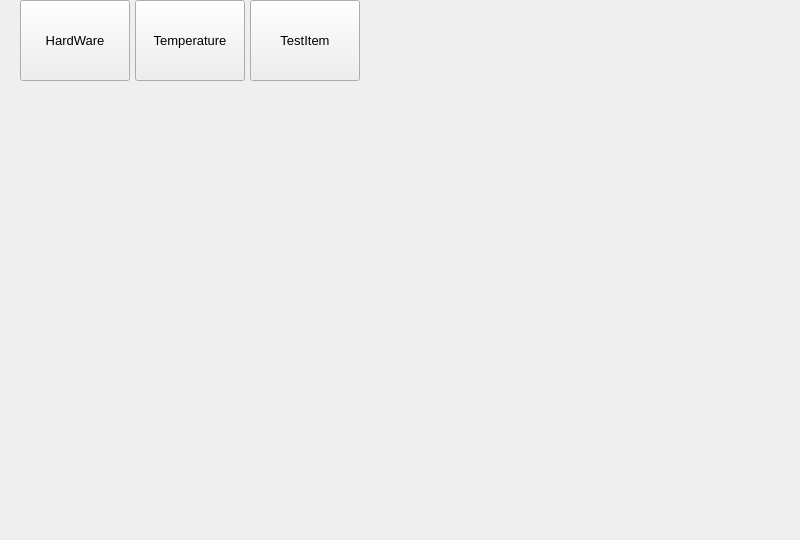
BurnellLiu/LiuProject, file BLHardwareScaner/BLHardwareScaner/Ui/Main.ui: the form before one commit.
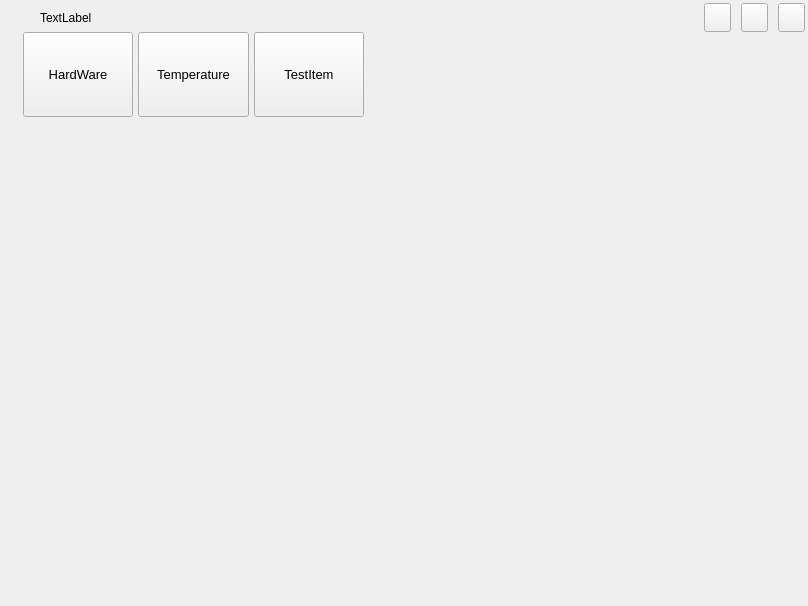
The form after the commit.

What changed in the file:
```diff
--- a/BLHardwareScaner/BLHardwareScaner/Ui/Main.ui
+++ b/BLHardwareScaner/BLHardwareScaner/Ui/Main.ui
@@ -1,29 +1,42 @@
 <?xml version="1.0" encoding="UTF-8"?>
 <ui version="4.0">
  <class>MainForm</class>
- <widget class="QMainWindow" name="MainForm">
+ <widget class="QWidget" name="MainForm">
   <property name="geometry">
    <rect>
     <x>0</x>
     <y>0</y>
-    <width>800</width>
-    <height>540</height>
+    <width>808</width>
+    <height>606</height>
    </rect>
   </property>
-  <property name="font">
-   <font>
-    <family>Microsoft YaHei UI</family>
-    <pointsize>10</pointsize>
-   </font>
-  </property>
   <property name="windowTitle">
    <string>BLHardwareScaner</string>
   </property>
-  <property name="styleSheet">
-   <string notr="true"/>
-  </property>
-  <widget class="QWidget" name="centralWidget">
-   <layout class="QVBoxLayout" name="verticalLayout_2">
+  <layout class="QHBoxLayout" name="horizontalLayout">
+   <property name="margin">
+    <number>0</number>
+   </property>
+   <item>
+    <widget class="QWidget" name="mainWidget" native="true">
+     <property name="sizePolicy">
+      <sizepolicy hsizetype="Expanding" vsizetype="Expanding">
+       <horstretch>0</horstretch>
+       <verstretch>0</verstretch>
+      </sizepolicy>
+     </property>
+     <property name="minimumSize">
+      <size>
+       <width>808</width>
+       <height>606</height>
+      </size>
+     </property>
+     <layout class="QHBoxLayout" name="horizontalLayout_4">
+      <property name="margin">
+       <number>3</number>
+      </property>
+      <item>
+       <layout class="QVBoxLayout" name="verticalLayout" stretch="1,3,17">
     <property name="spacing">
      <number>0</number>
     </property>
@@ -31,12 +44,116 @@
      <number>0</number>
     </property>
     <item>
-     <layout class="QVBoxLayout" name="verticalLayout" stretch="3,17">
+         <layout class="QHBoxLayout" name="horizontalLayout_3" stretch="1,12,12,1,1,1">
       <property name="spacing">
-       <number>0</number>
+           <number>10</number>
       </property>
       <item>
-       <layout class="QHBoxLayout" name="horizontalLayout" stretch="1,1,1,4">
+           <widget class="QLabel" name="labelIcon">
+            <property name="minimumSize">
+             <size>
+              <width>10</width>
+              <height>0</height>
+             </size>
+            </property>
+            <property name="text">
+             <string/>
+            </property>
+           </widget>
+          </item>
+          <item>
+           <widget class="QLabel" name="labelTitle">
+            <property name="font">
+             <font>
+              <family>Microsoft YaHei UI</family>
+              <pointsize>9</pointsize>
+             </font>
+            </property>
+            <property name="text">
+             <string>TextLabel</string>
+            </property>
+           </widget>
+          </item>
+          <item>
+           <widget class="QLabel" name="labelUpdate">
+            <property name="font">
+             <font>
+              <family>Microsoft YaHei UI</family>
+              <pointsize>9</pointsize>
+             </font>
+            </property>
+            <property name="text">
+             <string/>
+            </property>
+            <property name="alignment">
+             <set>Qt::AlignRight|Qt::AlignTrailing|Qt::AlignVCenter</set>
+            </property>
+           </widget>
+          </item>
+          <item>
+           <widget class="QPushButton" name="pushButtonUpdate">
+            <property name="enabled">
+             <bool>true</bool>
+            </property>
+            <property name="sizePolicy">
+             <sizepolicy hsizetype="Expanding" vsizetype="Expanding">
+              <horstretch>0</horstretch>
+              <verstretch>0</verstretch>
+             </sizepolicy>
+            </property>
+            <property name="minimumSize">
+             <size>
+              <width>10</width>
+              <height>0</height>
+             </size>
+            </property>
+            <property name="text">
+             <string/>
+            </property>
+           </widget>
+          </item>
+          <item>
+           <widget class="QPushButton" name="pushButtonMin">
+            <property name="sizePolicy">
+             <sizepolicy hsizetype="Expanding" vsizetype="Expanding">
+              <horstretch>0</horstretch>
+              <verstretch>0</verstretch>
+             </sizepolicy>
+            </property>
+            <property name="minimumSize">
+             <size>
+              <width>10</width>
+              <height>0</height>
+             </size>
+            </property>
+            <property name="text">
+             <string/>
+            </property>
+           </widget>
+          </item>
+          <item>
+           <widget class="QPushButton" name="pushButtonClose">
+            <property name="sizePolicy">
+             <sizepolicy hsizetype="Expanding" vsizetype="Expanding">
+              <horstretch>0</horstretch>
+              <verstretch>0</verstretch>
+             </sizepolicy>
+            </property>
+            <property name="minimumSize">
+             <size>
+              <width>10</width>
+              <height>0</height>
+             </size>
+            </property>
+            <property name="text">
+             <string/>
+            </property>
+           </widget>
+          </item>
+         </layout>
+        </item>
+        <item>
+         <layout class="QHBoxLayout" name="horizontalLayout_2" stretch="1,1,1,4">
         <property name="spacing">
          <number>5</number>
         </property>
@@ -146,8 +263,8 @@
         </property>
         <property name="minimumSize">
          <size>
-          <width>798</width>
-          <height>457</height>
+            <width>800</width>
+            <height>484</height>
          </size>
         </property>
         <property name="styleSheet">
@@ -171,8 +288,9 @@
     </item>
    </layout>
   </widget>
+   </item>
+  </layout>
  </widget>
- <layoutdefault spacing="6" margin="11"/>
  <resources/>
  <connections/>
 </ui>
```
Left out of the diff: 2 changed lines with no effect on the pictures. Lines whose indentation alone changed are shown as unchanged.
